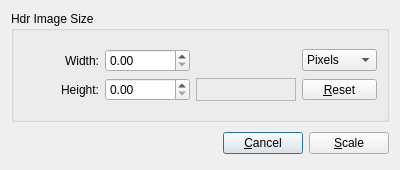
Before: the Qt Designer form src/Resize/ResizeDialog.ui in LuminanceHDR/LuminanceHDR, drawn with Qt 5.
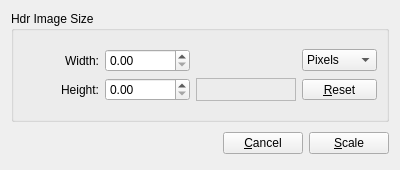
After: the same form once the commit is applied. Icons and pictures are not drawn.

Commit message: [UI]: remove autodefault property from many QPushButtons in Dialogs avoiding accidentely closing them hitting Enter. Tab Order fix in some Dialogs.

Patch:
```diff
--- a/src/Resize/ResizeDialog.ui
+++ b/src/Resize/ResizeDialog.ui
@@ -243,6 +243,9 @@
        <property name="text">
         <string>&amp;Cancel</string>
        </property>
+       <property name="autoDefault">
+        <bool>false</bool>
+       </property>
       </widget>
      </item>
      <item>
@@ -250,6 +253,9 @@
        <property name="text">
         <string>&amp;Scale</string>
        </property>
+       <property name="autoDefault">
+        <bool>false</bool>
+       </property>
       </widget>
      </item>
     </layout>
```
The commit also changes 7 other files.
